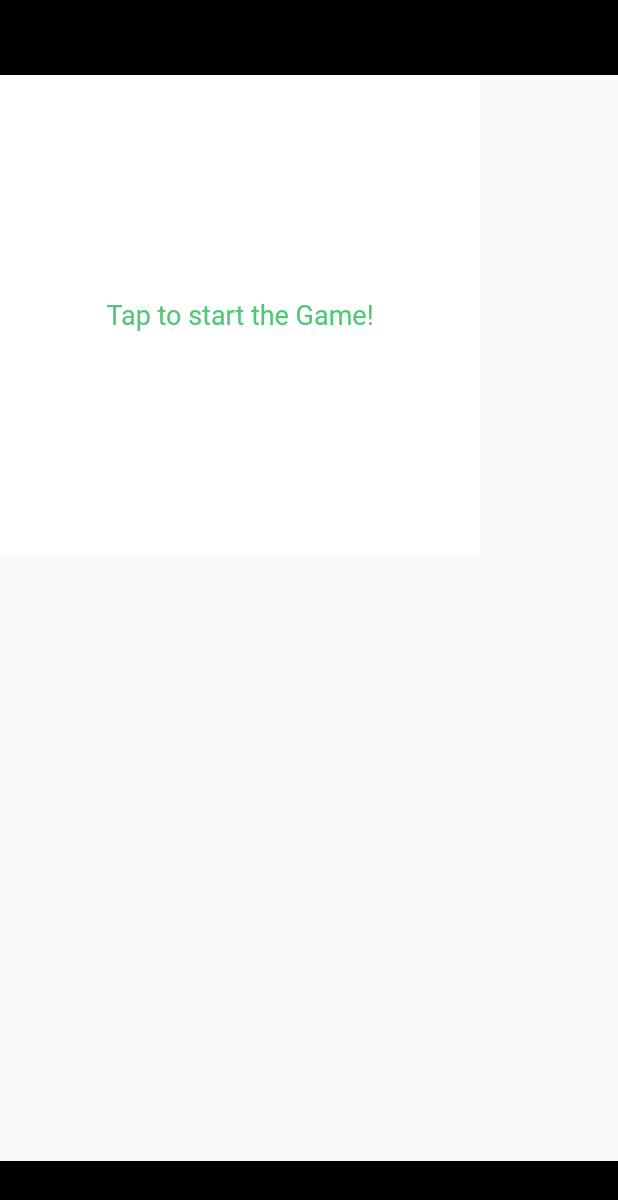
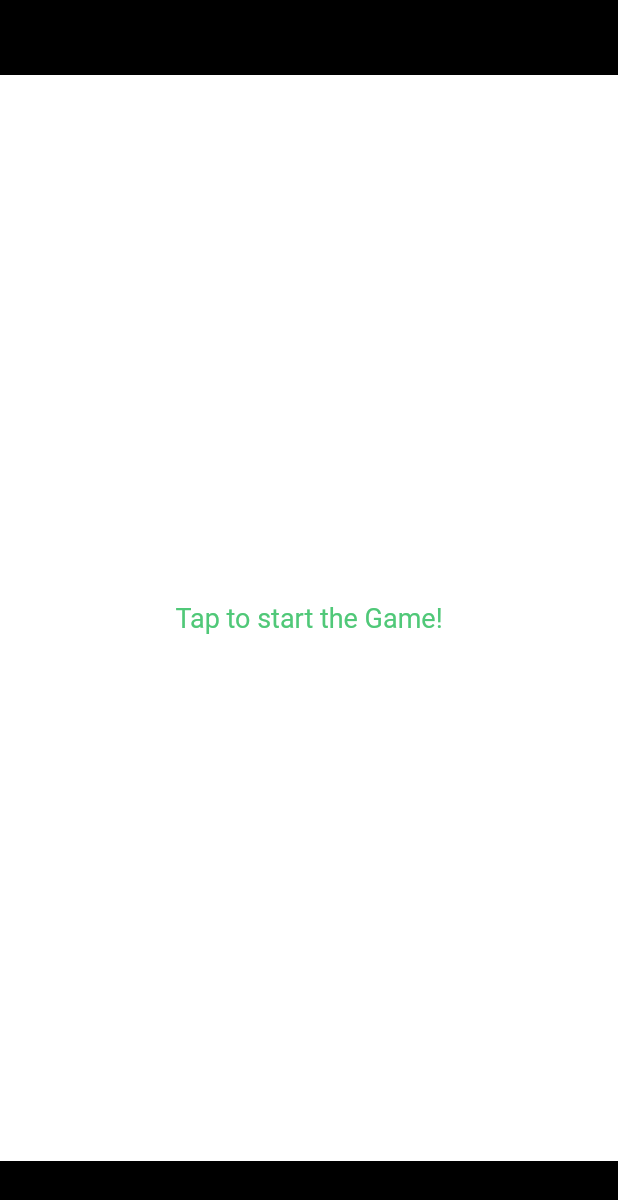
Before and after one commit to SatioO/flutter-practices, a Flutter app: the screen it shows after launch, on a phone screen of 412 x 824 dp. Shown: the top 1200 px of the screen. Run offline on Flutter 3.47's test engine with Material 2 defaults, Android fonts, the phone set to English and light mode, and no system bars; our stand-ins replace font_awesome_flutter.

Commit message:
fix(npard)

```diff
--- a/lib/snake/board.dart
+++ b/lib/snake/board.dart
@@ -24,8 +24,10 @@ class _BoardState extends State<Board> {
         height: height,
         color: const Color(0xFFFFFFFF),
         child: GestureDetector(
+          behavior: HitTestBehavior.opaque,
           onTap: _handleTap,
-          child: Scaffold(body: _getBoardChildBasedOnGameState()),
+          child: Scaffold(
+              body: Container(child: _getBoardChildBasedOnGameState())),
         ));
   }
 
@@ -55,7 +57,7 @@ class _BoardState extends State<Board> {
 
   _generateInitialSnakePosition() {
     setState(() {
-      final midPoint = (BOARD_SIZE / PIECE_SIZE / 2);
+      final double midPoint = (BOARD_SIZE / PIECE_SIZE / 2);
       _snakePiecePositions = [
         Point(midPoint, midPoint - 2),
         Point(midPoint, midPoint - 1),
--- a/lib/snake/main.dart
+++ b/lib/snake/main.dart
@@ -4,13 +4,10 @@ import 'package:myapp/snake/board.dart';
 class Snake extends StatelessWidget {
   @override
   Widget build(BuildContext context) {
-    return new Scaffold(
+    return Scaffold(
         backgroundColor: const Color(0xFF000000),
-        body: new Center(
-          // Center is a layout widget. It takes a single child and positions it
-          // in the middle of the parent.
-          child: new Board(),
-        ) // This trailing comma makes auto-formatting nicer for build methods.
-        );
+        body: Center(
+          child: Board(),
+        ));
   }
 }
--- a/lib/snake/splash.dart
+++ b/lib/snake/splash.dart
@@ -4,10 +4,13 @@ import 'package:myapp/snake/constant.dart';
 class Splash extends StatelessWidget {
   @override
   Widget build(BuildContext context) {
+    final double width = MediaQuery.of(context).size.width;
+    final double height = MediaQuery.of(context).size.height - 100;
+
     return Container(
         color: const Color(0xFFFFFFFF),
-        width: BOARD_SIZE,
-        height: BOARD_SIZE,
+        width: width,
+        height: height,
         padding: const EdgeInsets.all(TEXT_PADDING),
         child: Center(
           child: Text("Tap to start the Game!",
```
